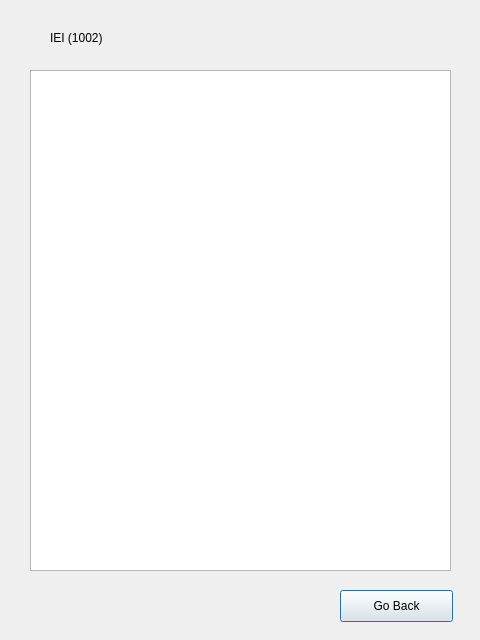
Above: Ui/FilePoolUi.ui from grinningGrace/SigmaU before the change. Below: the same form after it.
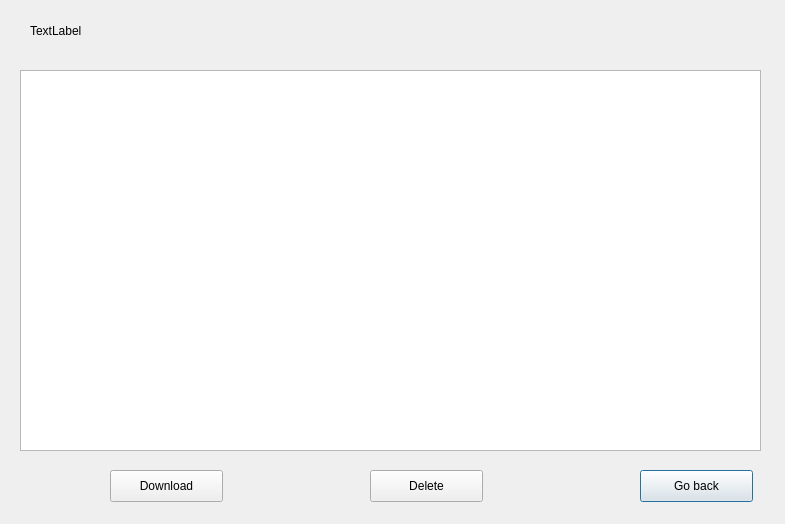
That is the form after the change.

```diff
--- a/Ui/FilePoolUi.ui
+++ b/Ui/FilePoolUi.ui
@@ -6,8 +6,8 @@
    <rect>
     <x>0</x>
     <y>0</y>
-    <width>480</width>
-    <height>640</height>
+    <width>785</width>
+    <height>524</height>
    </rect>
   </property>
   <property name="windowTitle">
@@ -16,39 +16,65 @@
   <widget class="QLabel" name="label">
    <property name="geometry">
     <rect>
-     <x>50</x>
-     <y>30</y>
-     <width>191</width>
-     <height>16</height>
-    </rect>
-   </property>
-   <property name="text">
-    <string>IEI (1002)</string>
-   </property>
-  </widget>
-  <widget class="QPushButton" name="pushButton">
-   <property name="geometry">
-    <rect>
-     <x>340</x>
-     <y>590</y>
-     <width>113</width>
-     <height>32</height>
-    </rect>
-   </property>
-   <property name="text">
-    <string>Go Back</string>
-   </property>
-  </widget>
-  <widget class="QTableWidget" name="tableWidget">
-   <property name="geometry">
-    <rect>
      <x>30</x>
+     <y>20</y>
+     <width>181</width>
+     <height>21</height>
+    </rect>
+   </property>
+   <property name="text">
+    <string>TextLabel</string>
+   </property>
+  </widget>
+  <widget class="QPushButton" name="pushButton">
+   <property name="geometry">
+    <rect>
+     <x>640</x>
+     <y>470</y>
+     <width>113</width>
+     <height>32</height>
+    </rect>
+   </property>
+   <property name="text">
+    <string>Go back</string>
+   </property>
+  </widget>
+  <widget class="QTableView" name="tableView">
+   <property name="geometry">
+    <rect>
+     <x>20</x>
      <y>70</y>
-     <width>421</width>
-     <height>501</height>
+     <width>741</width>
+     <height>381</height>
     </rect>
    </property>
   </widget>
+  <widget class="QPushButton" name="pushButton_2">
+   <property name="geometry">
+    <rect>
+     <x>110</x>
+     <y>470</y>
+     <width>113</width>
+     <height>32</height>
+    </rect>
+   </property>
+   <property name="text">
+    <string>Download</string>
+   </property>
+  </widget>
+  <widget class="QPushButton" name="pushButton_3">
+   <property name="geometry">
+    <rect>
+     <x>370</x>
+     <y>470</y>
+     <width>113</width>
+     <height>32</height>
+    </rect>
+   </property>
+   <property name="text">
+    <string>Delete</string>
+   </property>
+  </widget>
  </widget>
  <resources/>
  <connections/>
```
